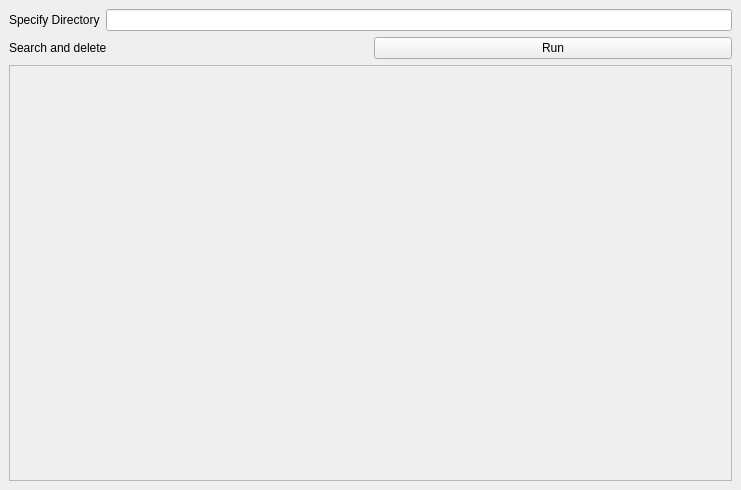
Old version of the form mainwindow.ui in the repository zoiska/GPSMetaChecker.
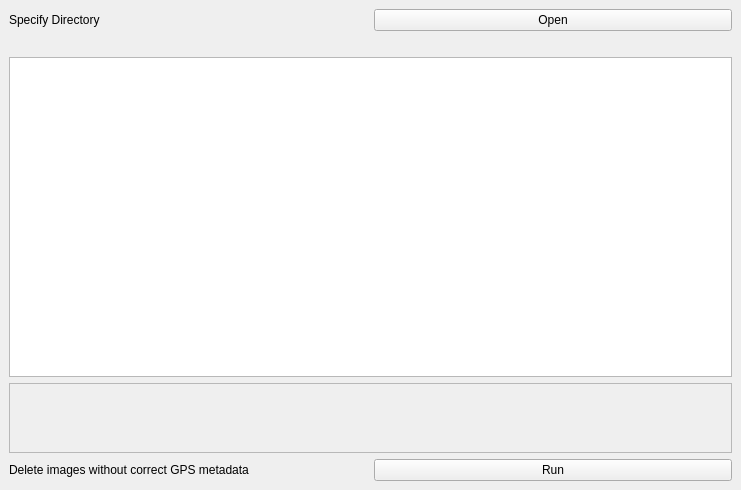
New version of the form.

What changed in the file:
```diff
--- a/mainwindow.ui
+++ b/mainwindow.ui
@@ -30,30 +30,30 @@
          </widget>
         </item>
         <item>
-         <widget class="QLineEdit" name="lineEdit"/>
+         <widget class="QPushButton" name="button_openFileDialog">
+          <property name="text">
+           <string>Open</string>
+          </property>
+         </widget>
         </item>
        </layout>
       </item>
       <item>
-       <layout class="QHBoxLayout" name="horizontalLayout_2">
-        <item>
-         <widget class="QLabel" name="label_start">
-          <property name="text">
-           <string>Search and delete</string>
-          </property>
-         </widget>
-        </item>
-        <item>
-         <widget class="QPushButton" name="button_start">
-          <property name="text">
-           <string>Run</string>
-          </property>
-         </widget>
-        </item>
-       </layout>
+       <widget class="QLabel" name="label_directory">
+        <property name="text">
+         <string/>
+        </property>
+       </widget>
       </item>
      </layout>
     </item>
+    <item>
+     <widget class="QListWidget" name="listWidget">
+      <property name="verticalScrollBarPolicy">
+       <enum>Qt::ScrollBarAlwaysOff</enum>
+      </property>
+     </widget>
+    </item>
     <item>
      <widget class="QScrollArea" name="scrollArea">
       <property name="sizePolicy">
@@ -62,6 +62,9 @@
         <verstretch>0</verstretch>
        </sizepolicy>
       </property>
+      <property name="verticalScrollBarPolicy">
+       <enum>Qt::ScrollBarAsNeeded</enum>
+      </property>
       <property name="sizeAdjustPolicy">
        <enum>QAbstractScrollArea::AdjustIgnored</enum>
       </property>
@@ -74,7 +77,7 @@
          <x>0</x>
          <y>0</y>
          <width>721</width>
-         <height>231</height>
+         <height>69</height>
         </rect>
        </property>
        <layout class="QHBoxLayout" name="horizontalLayout_3">
@@ -98,6 +101,24 @@
       </widget>
      </widget>
     </item>
+    <item>
+     <layout class="QHBoxLayout" name="horizontalLayout_2">
+      <item>
+       <widget class="QLabel" name="label_start">
+        <property name="text">
+         <string>Delete images without correct GPS metadata</string>
+        </property>
+       </widget>
+      </item>
+      <item>
+       <widget class="QPushButton" name="button_run">
+        <property name="text">
+         <string>Run</string>
+        </property>
+       </widget>
+      </item>
+     </layout>
+    </item>
    </layout>
   </widget>
  </widget>
```
